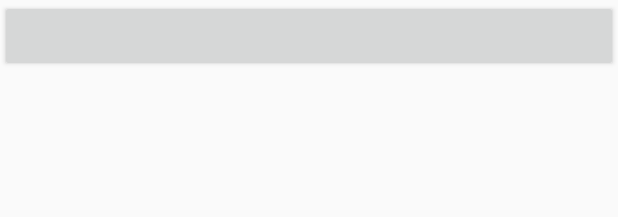
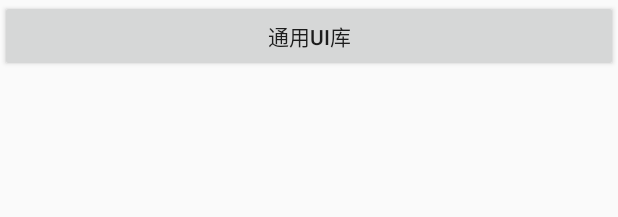
Before and after one commit to 1181631922/ModuleSample, an Android app: the layout activity_main.xml on its own in the app's theme, with its tools: preview values and no code run, on a phone screen of 412 x 824 dp. Shown: the top 217 px of the screen. Run offline under Robolectric (Android 15) with nearby library versions, the phone set to English and light mode, and no system bars.

Commit message:
更新readme

```diff
--- a/app/src/main/res/layout/activity_main.xml
+++ b/app/src/main/res/layout/activity_main.xml
@@ -13,7 +13,8 @@
         <androidx.appcompat.widget.AppCompatButton
             android:id="@+id/UI"
             android:layout_width="match_parent"
-            android:layout_height="wrap_content" />
+            android:layout_height="wrap_content"
+            android:text="通用UI库"/>
 
 
     </androidx.core.widget.NestedScrollView>
```
